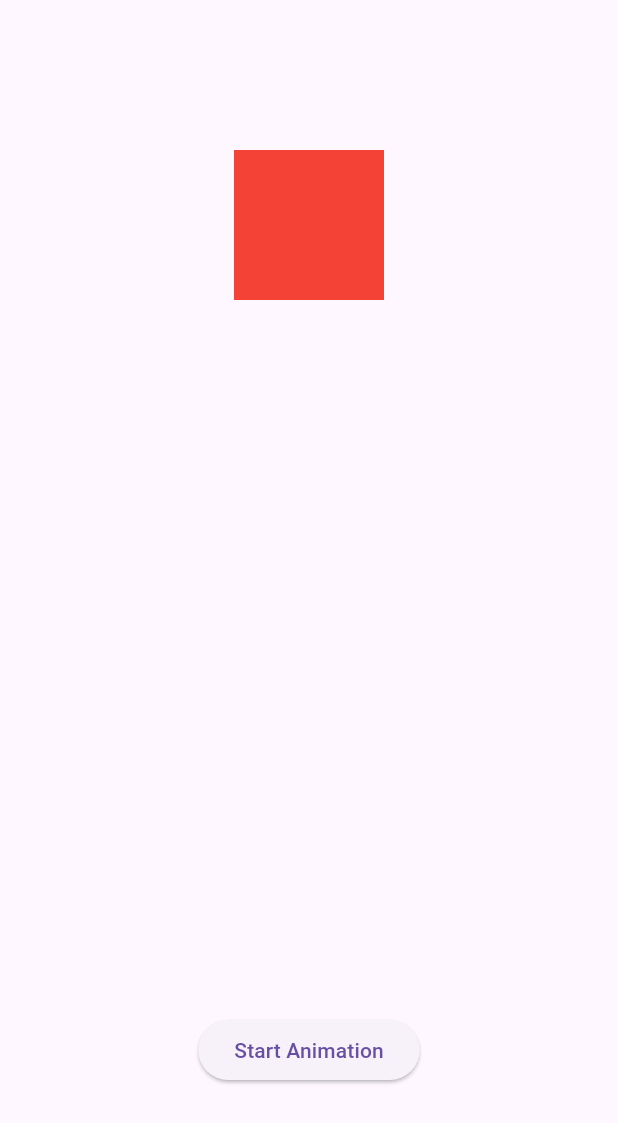
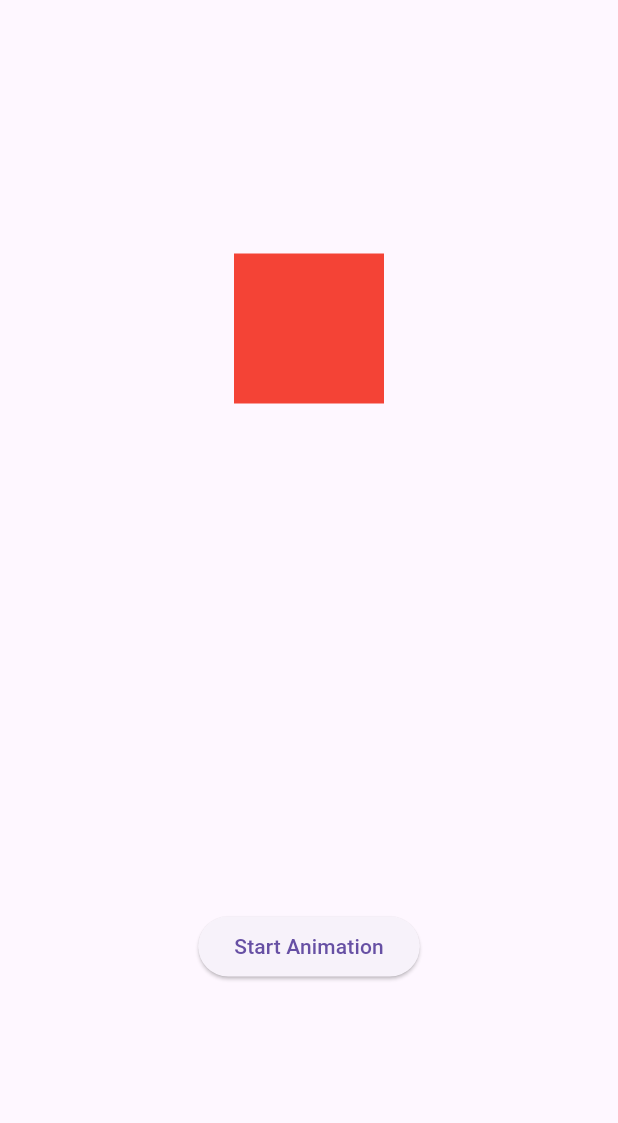
Before and after one commit to ahmed-eltantawi/animation-practice, a Flutter app: the AnimatedFoo screen opened directly, on a phone screen of 412 x 824 dp. Shown: the top 1123 px of the screen. Run offline on Flutter 3.47's test engine with Material 3 defaults, Android fonts, the phone set to English and light mode, and no system bars.

Commit message:
Refactor layout in AnimatedFoo to use spaceAround for better alignment

```diff
--- a/lib/animated_foo/animated_foo_view.dart
+++ b/lib/animated_foo/animated_foo_view.dart
@@ -18,13 +18,10 @@ class _AnimatedFooState extends State<AnimatedFoo> {
     return Scaffold(
       body: Center(
         child: Column(
-          mainAxisAlignment: .spaceBetween,
+          mainAxisAlignment: .spaceAround,
           children: [
-            SizedBox(height: 100),
             CustomAnimatedContainer(direction: _direction, color: _color),
-            Spacer(),
             customButton(),
-            SizedBox(height: 100),
           ],
         ),
       ),
```
